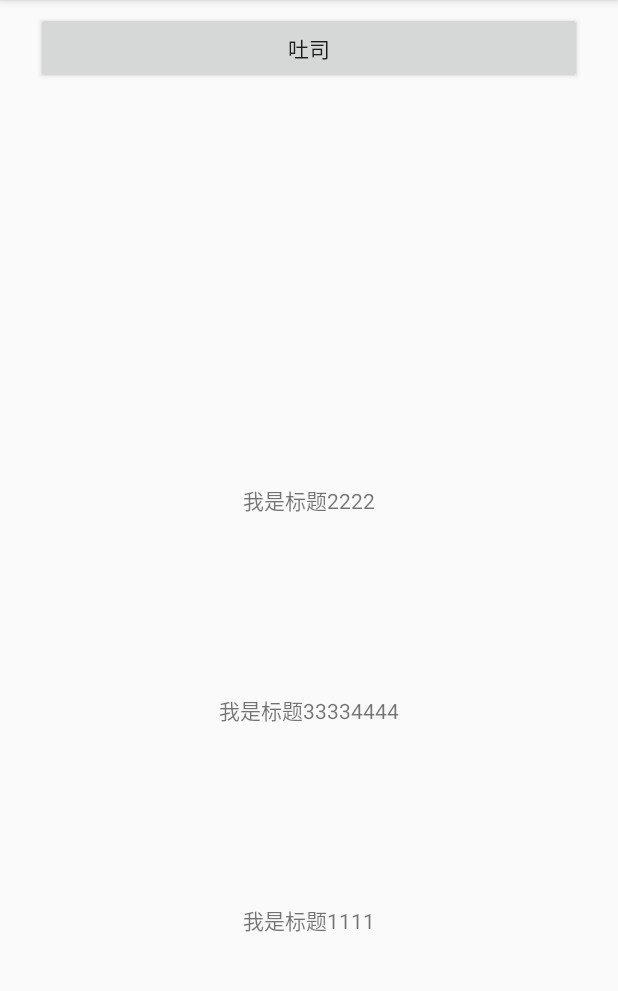
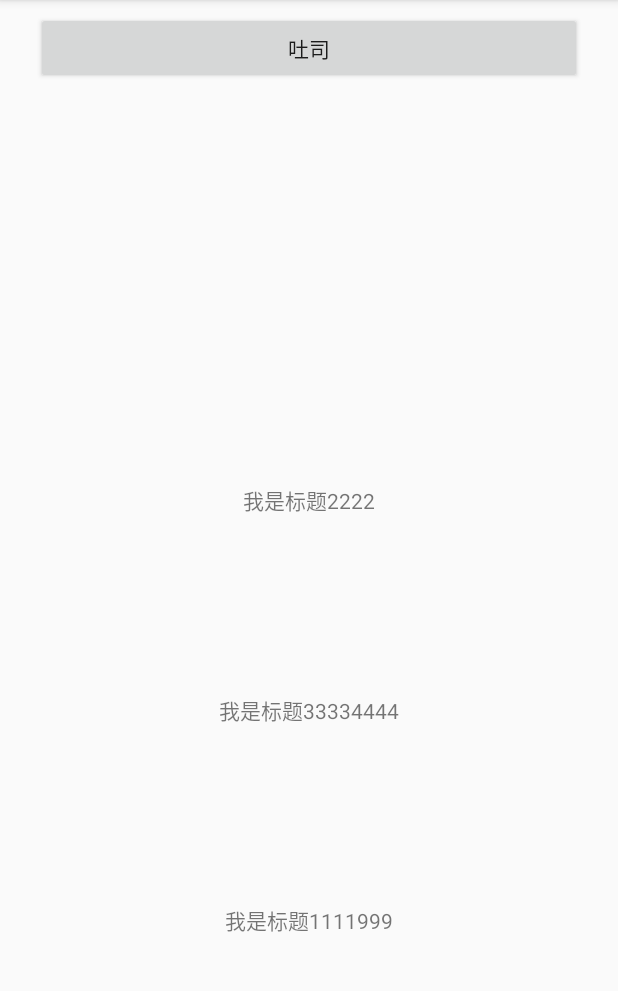
Before and after one commit to wwf1227/GitTest, an Android app: the screen it shows after launch (MainActivity), on a phone screen of 412 x 824 dp, the part 84-1075 px from its top. Run offline under Robolectric (Android 15) with nearby library versions, the phone set to English and light mode, and no system bars.

Commit message:
MoniBug2

```diff
--- a/app/src/main/res/values/strings.xml
+++ b/app/src/main/res/values/strings.xml
@@ -1,7 +1,7 @@
 <resources>
     <string name="app_name">GitTest</string>
     <string name="tusi">吐司</string>
-    <string name="title1">我是标题1111</string>
+    <string name="title1">我是标题1111999</string>
     <string name="title2">我是标题2222</string>
     <string name="title3">我是标题33334444</string>
 </resources>
```
